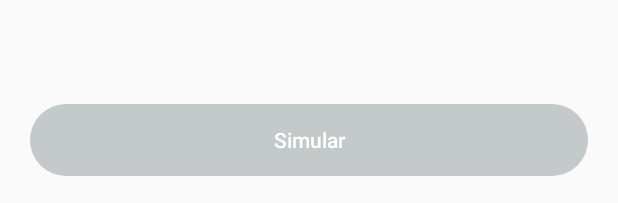
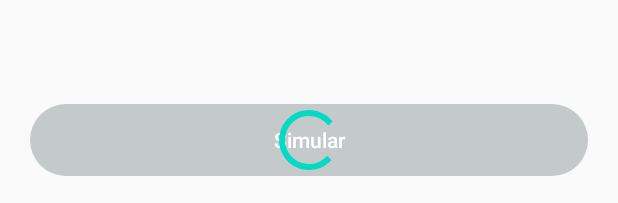
Before and after one commit to edferreira3005/desafio-easynvest, an Android app: the layout layout_fragment_imput_simulator.xml on its own in the app's theme, with its tools: preview values and no code run, on a phone screen of 412 x 824 dp. Shown: the part 1030-1233 px from the top of the screen. Run offline under Robolectric (Android 15) with nearby library versions, the phone set to English and light mode, and no system bars.

```diff
--- a/app/src/main/res/layout/layout_fragment_imput_simulator.xml
+++ b/app/src/main/res/layout/layout_fragment_imput_simulator.xml
@@ -2,7 +2,8 @@
 <androidx.constraintlayout.widget.ConstraintLayout xmlns:android="http://schemas.android.com/apk/res/android"
     xmlns:app="http://schemas.android.com/apk/res-auto"
     android:layout_width="match_parent"
-    android:layout_height="match_parent">
+    android:layout_height="match_parent"
+    xmlns:tools="http://schemas.android.com/tools">
 
     <ScrollView
         android:id="@+id/scrollViewImput"
@@ -122,6 +123,7 @@
         android:layout_height="wrap_content"
         android:layout_margin="5dp"
         android:visibility="gone"
+        tools:visibility="visible"
         app:layout_constraintStart_toStartOf="@id/btnSimular"
         app:layout_constraintEnd_toEndOf="@id/btnSimular"
         app:layout_constraintTop_toTopOf="@id/btnSimular"
--- a/app/src/main/res/values/styles.xml
+++ b/app/src/main/res/values/styles.xml
@@ -9,7 +9,7 @@
     </style>
 
     <style name="ProgressStyle">
-        <item name="colorAccent">@color/white</item>
+        <item name="colorAccent">@color/colorAccent</item>
     </style>
 
 </resources>
```
Also changed, not shown: app/src/main/java/com/example/desafio_easynvest/screens/imputsimulator/view/FragmentInputSimulator.kt (+8 -2 lines), app/src/main/java/com/example/desafio_easynvest/utils/Util.kt (+18 -4 lines).
